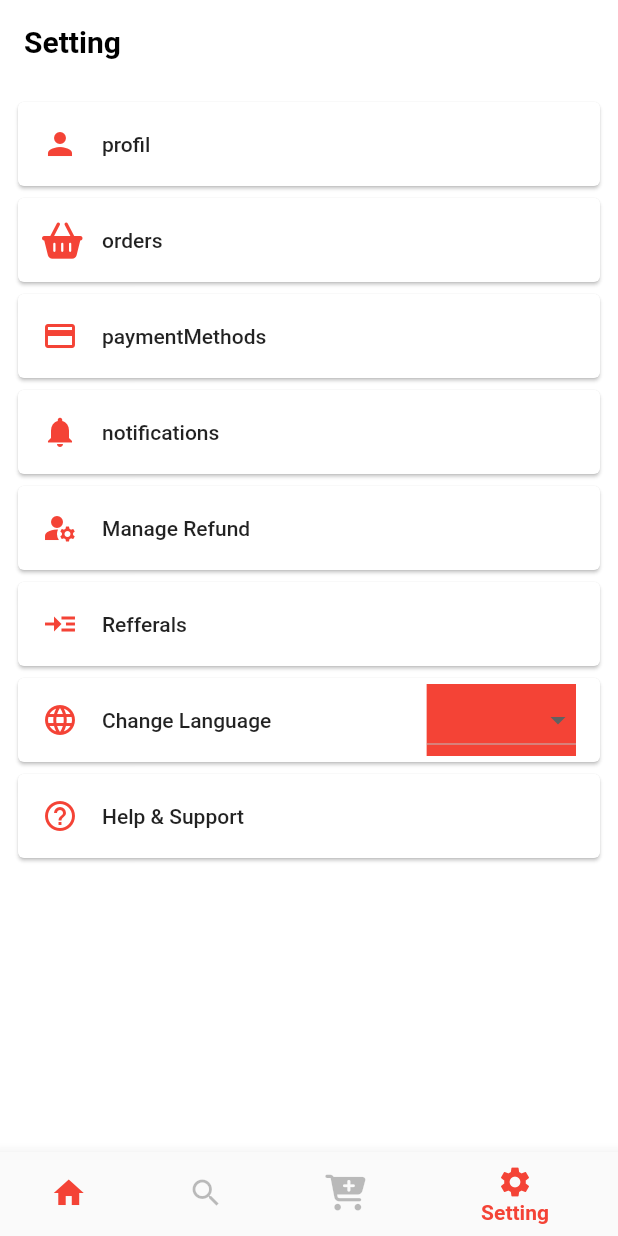
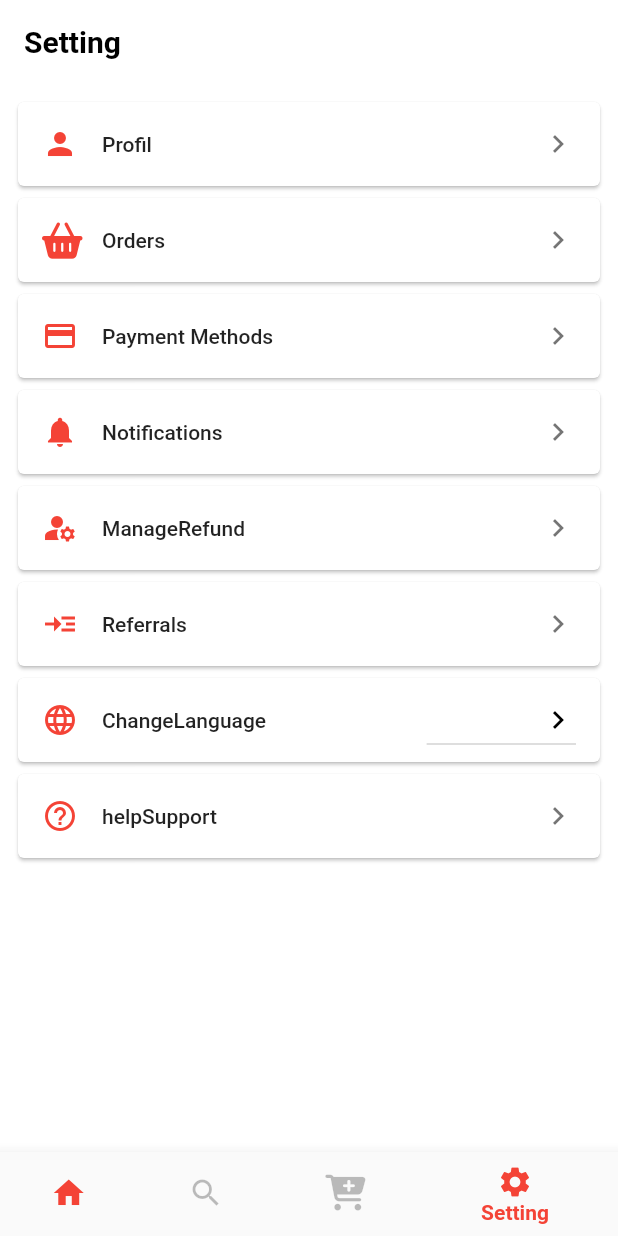
Before and after one commit to nemet92/Shopping_app, a Flutter app: the screen it shows after launch, item 4 of the bottom bar chosen, on a phone screen of 412 x 824 dp. Run offline on Flutter 3.47's test engine with Material 2 defaults, Android fonts, the light colour scheme and no system bars; our stand-ins replace country_picker, dio, firebase_auth, firebase_core, flutter_mobx, flutter_screenutil and 6 more; missing offline and left inert: kartal; accounts and stored records are empty; generated files the repository leaves out were written again.

Commit message:
flutter localization end

```diff
--- a/shoppinapp/lib/feture/ui/screens/settings/catagory/classes/language.dart
+++ b/shoppinapp/lib/classes/language.dart
@@ -8,8 +8,8 @@ class Language {
 
   static List<Language> languageList() {
     return <Language>[
-      Language(1, "Engilish", '🇺🇸', "en"),
-      Language(2, "Turkish", '🇹🇷', "tr")
+      Language(1, '🇺🇸', "Engilish", "en"),
+      Language(2, '🇹🇷', "Turkish", "tr")
     ];
   }
 }
--- a/shoppinapp/lib/demo_localization.dart
+++ b/shoppinapp/lib/demo_localization.dart
@@ -1,9 +1,12 @@
+import 'dart:convert';
+
 import 'package:flutter/material.dart';
+import 'package:flutter/services.dart';
 
 class DemoLocalization {
-  final Locale local;
+  DemoLocalization(this.locale);
 
-  DemoLocalization(this.local);
+  final Locale locale;
 
   static DemoLocalization of(BuildContext context) {
     return Localizations.of<DemoLocalization>(context, DemoLocalization)!;
@@ -11,7 +14,38 @@ class DemoLocalization {
 
   Map<String, String>? _localizedValues;
 
-  Future load() async {
-    // await String jsonStringValues=rootBundle.loadString("lib/translations/${local.languageCode}.json");
+  Future<void> load() async {
+    String jsonStringValues =
+        await rootBundle.loadString("lib/classes/${locale.languageCode}.json");
+    Map<String, dynamic> mappedJson = json.decode(jsonStringValues);
+    _localizedValues =
+        mappedJson.map((key, value) => MapEntry(key, value.toString()));
   }
+
+  String getTranslatedValue(String key) {
+    return _localizedValues?[key] ?? key;
+  }
+
+  //Start
+  static const LocalizationsDelegate<DemoLocalization> delegate =
+      _DemoLocalizationsDelegate();
 }
+
+class _DemoLocalizationsDelegate
+    extends LocalizationsDelegate<DemoLocalization> {
+  const _DemoLocalizationsDelegate();
+  @override
+  bool isSupported(Locale locale) {
+    return ["en", "tr"].contains(locale.languageCode);
+  }
+
+  @override
+  Future<DemoLocalization> load(Locale locale) async {
+    DemoLocalization localization = DemoLocalization(locale);
+    await localization.load();
+    return localization;
+  }
+
+  @override
+  bool shouldReload(_DemoLocalizationsDelegate old) => false;
+}
--- a/shoppinapp/lib/feture/ui/global_widget/custom_cart.dart
+++ b/shoppinapp/lib/feture/ui/global_widget/custom_cart.dart
@@ -22,11 +22,10 @@ class CustomCard extends StatelessWidget {
         iconColor: Colors.red,
         onTap: onPressed,
         minLeadingWidth: 1,
-        trailing: trailing,
-        // const Icon(
-        //   Icons.chevron_right,
-        //   color: Colors.black54,
-        // ),
+        trailing: const Icon(
+          Icons.chevron_right,
+          color: Colors.black54,
+        ),
         leading: leadingIcon,
         title: title,
       ),
--- a/shoppinapp/lib/feture/ui/screens/settings/settings_screen.dart
+++ b/shoppinapp/lib/feture/ui/screens/settings/settings_screen.dart
@@ -1,11 +1,16 @@
+// ignore_for_file: use_build_context_synchronously
+
 import 'package:flutter/material.dart';
-import 'package:shoppinapp/feture/ui/screens/settings/catagory/classes/language.dart';
+import 'package:shoppinapp/demo_localization.dart';
 import 'package:shoppinapp/feture/ui/screens/settings/catagory/user_inforamtion.dart';
-import 'package:shoppinapp/product/AppText/app_string.dart';
+import 'package:shoppinapp/main.dart';
+import 'package:shoppinapp/utils/localization_constants.dart';
 
 import '../../global_widget/custom_cart.dart';
 import 'package:fluttericon/font_awesome_icons.dart';
 import 'package:kartal/kartal.dart';
+
+import '../../../../classes/language.dart';
 
 class SettingScreen extends StatefulWidget {
   const SettingScreen({
@@ -17,26 +22,18 @@ class SettingScreen extends StatefulWidget {
 }
 
 class _SettingScreenState extends State<SettingScreen> {
-  late Function() onPressed;
-
-  Icon? trailingIcon;
-
-  Icon? leadingIcon;
-
-  Text? title;
+  void _changeLanguage(Language language) async {
+    Locale temp = await setLocale(language.languageCode);
+    MyApp.setLocale(context, temp);
+  }
 
   @override
   Widget build(BuildContext context) {
     return Scaffold(
-        // bottomNavigationBar: const CustomNavigationBar2(),
         appBar: AppBar(
             automaticallyImplyLeading: false,
             elevation: 0,
-            title: Text(
-              AppString.getString(
-                AppStrings.setting,
-              ),
-            )),
+            title: Text(getTranslated(context, "setting"))),
         body: ListView(
           padding: const EdgeInsets.all(8),
           children: [
@@ -45,32 +42,50 @@ class _SettingScreenState extends State<SettingScreen> {
                   context.navigateToPage(const UserInforamtion());
                 },
                 leadingIcon: const Icon(Icons.person),
-                title: Text(AppString.getString(AppStrings.profile))),
+                title: Text(getTranslated(context, "profil"))),
             CustomCard(
                 onPressed: () {},
                 leadingIcon: const Icon(FontAwesome.shopping_basket),
-                title: Text(AppString.getString(AppStrings.orders))),
+                title: Text(getTranslated(context, "orders"))),
             CustomCard(
                 onPressed: () {},
                 leadingIcon: const Icon(Icons.payment),
-                title: Text(AppString.getString(AppStrings.paymentMethods))),
+                title: Text(getTranslated(context, "paymentMethods"))),
             CustomCard(
+                trailing: const Icon(
+                  Icons.arrow_right,
+                  color: Colors.black,
+                ),
                 onPressed: () {},
                 leadingIcon: const Icon(Icons.notifications),
-                title: Text(AppString.getString(AppStrings.notifications))),
+                title: Text(DemoLocalization.of(context)
+                    .getTranslatedValue("notifications"))),
             CustomCard(
                 onPressed: () {},
                 leadingIcon: const Icon(Icons.manage_accounts),
-                title: Text(AppString.getString(AppStrings.manageRefund))),
+                title: Text(getTranslated(context, "manageRefund"))),
             CustomCard(
                 onPressed: () {},
                 leadingIcon: const Icon(Icons.read_more),
-                title: Text(AppString.getString(AppStrings.referrals))),
-            CustomCard(
-                onPressed: () {},
-                trailing: Container(
+                title: Text(getTranslated(context, "referrals"))),
+            Card(
+              child: ListTile(
+                minLeadingWidth: 1,
+                style: ListTileStyle.drawer,
+                leading: const Icon(
+                  Icons.language,
                   color: Colors.red,
-                  child: DropdownButton(
+                ),
+                title:
+                    Text(getTranslated(context, "changeLanguage").toString()),
+                trailing: DropdownButton(
+                  icon: const Visibility(
+                      visible: true,
+                      child: Icon(
+                        Icons.chevron_right,
+                        color: Colors.black,
+                        // size: 24,
+                      )),
                   onChanged: (language) {
                     _changeLanguage(language!);
                   },
@@ -85,32 +100,57 @@ class _SettingScreenState extends State<SettingScreen> {
                       )
                       .toList(),
                 ),
+              ),
             )
 
-                //  PopMenuBar(
-                //   onSelected: () {},
-                //   items: [
-                //     // PopUpMenuBarItem(
-                //     //   "lang.tr",
-                //     //   ImagePath.turkey.toImage,
-                //     // ),
-                //     // PopUpMenuBarItem("lang.en", ImagePath.unitedState.toImage)
-                //   ],
-                //   baseIscon: Icons.chevron_right,
-                //   iconColor: Colors.black,
-                // ),
+            // CustomCard(
+            //     onPressed: () {},
+            //     trailing: DropdownButton(
+            //       borderRadius: const BorderRadius.all(Radius.circular(0)),
+            //       elevation: 0,
+            //       icon: const Visibility(
+            //           visible: true,
+            //           child: Icon(
+            //             Icons.arrow_right,
+            //             color: Colors.black,
+            //             size: 24,
+            //           )),
+            //       onChanged: (language) {
+            //         _changeLanguage(language!);
+            //       },
+            //       items: Language.languageList()
+            //           .map<DropdownMenuItem<Language>>(
+            //             (lang) => DropdownMenuItem(
+            //               value: lang,
+            //               child: Row(
+            //                 children: [Text(lang.flag), Text(lang.name)],
+            //               ),
+            //             ),
+            //           )
+            //           .toList(),
+            //     ),
+
+            //     //     //     PopMenuBar(
+            //     //     //   onSelected: () {},
+            //     //     //   items: [
+            //     //     //     PopUpMenuBarItem(
+            //     //     //       "lang.tr",
+            //     //     //       ImagePath.turkey.toImage,
+            //     //     //     ),
+            //     //     //     PopUpMenuBarItem("lang.en", ImagePath.unitedState.toImage)
+            //     //     //   ],
+            //     //     //   baseIscon: Icons.chevron_right,
+            //     //     //   iconColor: Colors.black,
+            //     //     // ),
+            //     leadingIcon: const Icon(Icons.language),
+            //     title: Text(AppString.getString(AppStrings.changeLanguage))),
+
             ,
-                leadingIcon: const Icon(Icons.language),
-                title: Text(AppString.getString(AppStrings.changeLanguage))),
             CustomCard(
                 onPressed: () {},
                 leadingIcon: const Icon(Icons.help_outline),
-                title: Text(AppString.getString(AppStrings.helpSupport))),
+                title: Text(getTranslated(context, "helpSupport"))),
           ],
         ));
   }
 }
-
-void _changeLanguage(Language language) {
-  print(language.languageCode);
-}
--- a/shoppinapp/lib/main.dart
+++ b/shoppinapp/lib/main.dart
@@ -3,9 +3,11 @@ import 'package:flutter/material.dart';
 import 'package:flutter_localizations/flutter_localizations.dart';
 import 'package:flutter_screenutil/flutter_screenutil.dart';
 import 'package:provider/provider.dart';
+import 'package:shoppinapp/demo_localization.dart';
 import 'package:shoppinapp/feture/ui/global_widget/custom_navigationBar.dart';
 import 'package:shoppinapp/firebase_options.dart';
 import 'package:shoppinapp/product/routes_pages.dart';
+import 'package:shoppinapp/utils/localization_constants.dart';
 import 'core/provider/auth_provider.dart';
 import 'feture/ui/screens/login/login_screen.dart';
 import 'feture/ui/screens/onboarding/onboarding_screen.dart';
@@ -21,10 +23,46 @@ void main() async {
   );
 }
 
-class MyApp extends StatelessWidget {
+class MyApp extends StatefulWidget {
   const MyApp({super.key});
+
+  static void setLocale(BuildContext context, Locale locale) {
+    _MyAppState? state = context.findAncestorStateOfType<_MyAppState>();
+    state?.setLocale(locale);
+  }
+
+  @override
+  State<MyApp> createState() => _MyAppState();
+}
+
+class _MyAppState extends State<MyApp> {
+  Locale? _locale;
+
+  void setLocale(Locale locale) {
+    setState(() {
+      _locale = locale;
+    });
+  }
+
+  @override
+  void didChangeDependencies() {
+    getLocale().then((locale) {
+      setState(() {
+        _locale = locale;
+      });
+    });
+    super.didChangeDependencies();
+  }
+
   @override
   Widget build(BuildContext context) {
+    if (_locale == null) {
+      return const SizedBox(
+          child: Center(
+              child: CircularProgressIndicator(
+        valueColor: AlwaysStoppedAnimation<Color>(Colors.blue),
+      )));
+    } else {
       return ScreenUtilInit(
         splitScreenMode: true,
         designSize: const Size(360, 690),
@@ -33,7 +71,9 @@ class MyApp extends StatelessWidget {
             ChangeNotifierProvider(create: (_) => AuthProvider()),
           ],
           child: MaterialApp(
+              locale: _locale,
               localizationsDelegates: const [
+                DemoLocalization.delegate,
                 GlobalMaterialLocalizations.delegate,
                 GlobalWidgetsLocalizations.delegate,
                 GlobalCupertinoLocalizations.delegate,
@@ -42,6 +82,15 @@ class MyApp extends StatelessWidget {
                 Locale("en", "US"),
                 Locale("tr", "TR"),
               ],
+              localeResolutionCallback: (deviceLocale, supportedLocales) {
+                for (var locale in supportedLocales) {
+                  if (locale.languageCode == deviceLocale?.languageCode &&
+                      locale.countryCode == deviceLocale?.countryCode) {
+                    return deviceLocale;
+                  }
+                }
+                return supportedLocales.first;
+              },
               theme: ThemeData(
                   textTheme: const TextTheme(
                       labelMedium: TextStyle(),
@@ -67,3 +116,4 @@ class MyApp extends StatelessWidget {
       );
     }
   }
+}
--- a/shoppinapp/lib/product/AppText/app_string.dart
+++ b/shoppinapp/lib/product/AppText/app_string.dart
@@ -16,11 +16,11 @@ enum AppStrings {
   nameHint,
   adrressHint,
 
-  setting,
+  // setting,
   profile,
   orders,
   paymentMethods,
-  notifications,
+  // notifications,
   manageRefund,
   referrals,
   changeLanguage,
@@ -71,9 +71,9 @@ class AppString {
       case AppStrings.adrressHint:
         return "Addrres";
 
-      // Setting page
-      case AppStrings.setting:
-        return "Setting";
+      // // Setting page
+      // case AppStrings.setting:
+      //   return "Setting";
 
       case AppStrings.profile:
         return "profil";
@@ -84,8 +84,8 @@ class AppString {
       case AppStrings.paymentMethods:
         return "paymentMethods";
 
-      case AppStrings.notifications:
-        return "notifications";
+      // case AppStrings.notifications:
+      //   return "notifications";
 
       case AppStrings.manageRefund:
         return "Manage Refund";
--- /dev/null
+++ b/shoppinapp/lib/utils/localization_constants.dart
@@ -0,0 +1,40 @@
+// ignore_for_file: constant_identifier_names
+
+import 'package:flutter/material.dart';
+import 'package:shared_preferences/shared_preferences.dart';
+import 'package:shoppinapp/demo_localization.dart';
+
+//language code
+const String ENGLSIH = "en";
+const String TURKISH = "tr";
+
+const String LANGUAGE_CODE = "languageCode";
+
+Future<Locale> setLocale(String languageCode) async {
+  SharedPreferences prefs = await SharedPreferences.getInstance();
+  await prefs.setString(LANGUAGE_CODE, languageCode);
+
+  return _locale(languageCode);
+}
+
+Future<Locale> getLocale() async {
+  SharedPreferences prefs = await SharedPreferences.getInstance();
+  String languageCode = prefs.getString(LANGUAGE_CODE) ?? "en";
+  return _locale(languageCode);
+}
+
+Locale _locale(String languageCode) {
+  switch (languageCode) {
+    case ENGLSIH:
+      return Locale(languageCode, "US");
+    case TURKISH:
+      return Locale(languageCode, "TR");
+    default:
+      return const Locale(ENGLSIH, "US");
+  }
+  // return temp = Locale(languageCode, "TR");
+}
+
+String getTranslated(BuildContext context, String key) {
+  return DemoLocalization.of(context).getTranslatedValue(key);
+}
--- a/shoppinapp/pubspec.yaml
+++ b/shoppinapp/pubspec.yaml
@@ -107,9 +107,9 @@ flutter:
   # To add assets to your application, add an assets section, like this:
   assets:
     - assets/
-    - assets/translations/
-    - assets/translations/en-US.json
-    - assets/translations/tr-TR.json
+    # - assets/translations/
+    - lib/classes/en.json
+    - lib/classes/tr.json
 
   #   - images/a_dot_ham.jpeg
 
```
Also changed, not shown: shoppinapp/lib/classes/en.json (renamed from shoppinapp/lib/feture/ui/screens/settings/catagory/classes/translations/en-US.json, +6 -3 lines), shoppinapp/lib/classes/tr.json (added, +25 -0 lines), shoppinapp/lib/feture/ui/screens/settings/catagory/classes/translations/tr-TR.json (deleted, +0 -17 lines), shoppinapp/lib/routes/custom_router.dart (+12 -17 lines), shoppinapp/New folder/testlib/auth.dart (renamed from shoppinapp/New folder/lib/auth.dart), shoppinapp/New folder/testlib/forgot_password_screen.dart (renamed from shoppinapp/New folder/lib/forgot_password_screen.dart), shoppinapp/New folder/testlib/http_exception.dart (renamed from shoppinapp/New folder/lib/http_exception.dart), shoppinapp/New folder/testlib/login_screen.dart (renamed from shoppinapp/New folder/lib/login_screen.dart), shoppinapp/New folder/testlib/main.dart (renamed from shoppinapp/New folder/lib/main.dart), shoppinapp/New folder/testlib/update_password_screen.dart (renamed from shoppinapp/New folder/lib/update_password_screen.dart), 2 other files. Lines whose indentation alone changed are shown as unchanged.
